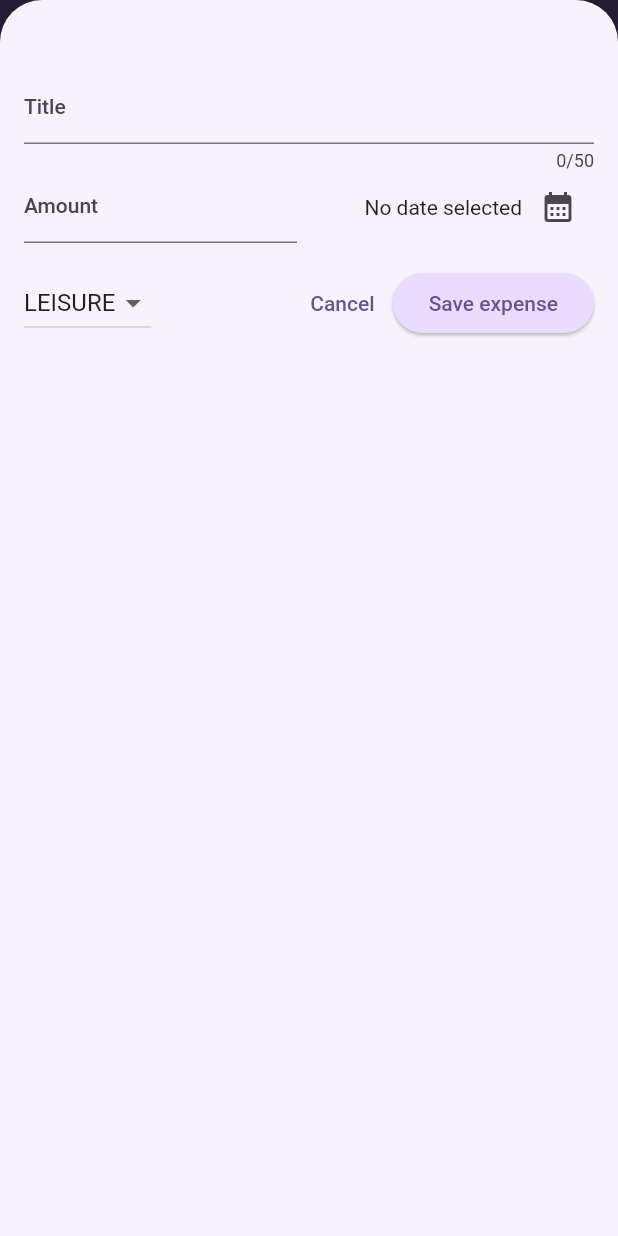
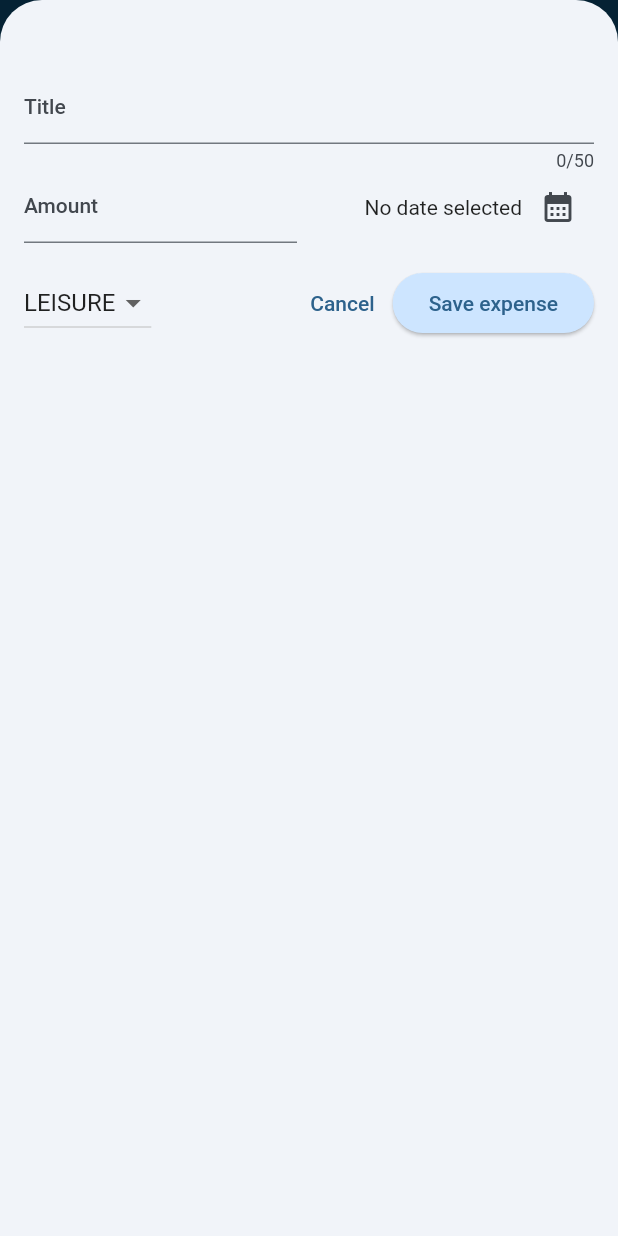
Before and after one commit to timothybaraka/Expense-Tracker, a Flutter app: the screen it shows after launch, after a tap on the "add" icon, on a phone screen of 412 x 824 dp. Run offline on Flutter 3.47's test engine with Material 2 defaults, Android fonts, the phone set to English and light mode, and no system bars.

```diff
--- a/lib/main.dart
+++ b/lib/main.dart
@@ -3,7 +3,7 @@ import 'package:expense_tracker/widgets/expenses.dart';
 import 'package:flutter/services.dart';
 
 var kColorScheme =
-    ColorScheme.fromSeed(seedColor: const Color.fromARGB(255, 96, 59, 181));
+    ColorScheme.fromSeed(seedColor: Color.fromARGB(255, 59, 128, 181));
 
 var kDarkColorScheme = ColorScheme.fromSeed(
     brightness: Brightness.dark,
--- a/lib/widgets/expenses_list/expenses_list.dart
+++ b/lib/widgets/expenses_list/expenses_list.dart
@@ -1,7 +1,5 @@
 import 'package:expense_tracker/widgets/expenses_list/expense_item.dart';
 import 'package:flutter/material.dart';
-
-
 import '../../models/expense.dart';
 
 class ExpensesList extends StatelessWidget {
--- a/lib/widgets/new_expense.dart
+++ b/lib/widgets/new_expense.dart
@@ -70,6 +70,9 @@ class _NewExpenseState extends State<NewExpense> {
   @override
   Widget build(BuildContext context) {
     final keyboardSPace = MediaQuery.of(context).viewInsets.bottom;
+    return LayoutBuilder(builder: (ctx, constraints) {
+      final width = constraints.maxWidth;
+
       return SizedBox(
         height: double.infinity,
         child: SingleChildScrollView(
@@ -77,11 +80,69 @@ class _NewExpenseState extends State<NewExpense> {
             padding: EdgeInsets.fromLTRB(16, 48, 16, keyboardSPace + 16),
             child: Column(
               children: [
+                if (width >= 600)
+                  Row(crossAxisAlignment: CrossAxisAlignment.start, children: [
+                    Expanded(
+                      child: TextField(
+                        controller: _titleController,
+                        maxLength: 50,
+                        decoration: const InputDecoration(label: Text('Title')),
+                      ),
+                    ),
+                    const SizedBox(width: 16),
+                    Expanded(
+                      child: TextField(
+                        controller: _amountController,
+                        keyboardType: TextInputType.number,
+                        decoration: const InputDecoration(
+                            prefixText: '\$ ', label: Text('Amount')),
+                      ),
+                    ),
+                  ])
+                else
                   TextField(
                     controller: _titleController,
                     maxLength: 50,
                     decoration: const InputDecoration(label: Text('Title')),
                   ),
+                if (width >= 600)
+                  Row(
+                    children: [
+                      DropdownButton(
+                          value: _selectedCategory,
+                          items: Category.values
+                              .map((category) => DropdownMenuItem(
+                                  value: category,
+                                  child: Text(category.name.toUpperCase())))
+                              .toList(),
+                          onChanged: (value) {
+                            if (value == null) {
+                              return;
+                            }
+                            setState(() {
+                              _selectedCategory = value;
+                            });
+                          }),
+                      const SizedBox(width: 24),
+                      Expanded(
+                          child: Row(
+                        mainAxisAlignment: MainAxisAlignment.end,
+                        crossAxisAlignment: CrossAxisAlignment.center,
+                        children: [
+                          Text(_selectedDate == null
+                              ? 'No date selected'
+                              : formatter
+                                  .format(_selectedDate!)), //! is to force dart
+                          IconButton(
+                              onPressed: () {
+                                _presentDatePicker();
+                              },
+                              icon: const Icon(Icons.calendar_month))
+                        ],
+                      ))
+                    ],
+                  )
+                else
                   Row(
                     children: [
                       Expanded(
@@ -112,6 +173,21 @@ class _NewExpenseState extends State<NewExpense> {
                     ],
                   ),
                 const SizedBox(height: 16),
+                if (width >= 600)
+                  Row(
+                    children: [
+                      const Spacer(),
+                      TextButton(
+                          onPressed: () {
+                            Navigator.pop(context);
+                          },
+                          child: const Text('Cancel')),
+                      ElevatedButton(
+                          onPressed: _submitExpenseData,
+                          child: const Text('Save expense'))
+                    ],
+                  )
+                else
                   Row(
                     children: [
                       DropdownButton(
@@ -145,5 +221,6 @@ class _NewExpenseState extends State<NewExpense> {
           ),
         ),
       );
+    });
   }
 }
```
Lines whose indentation alone changed are shown as unchanged.
